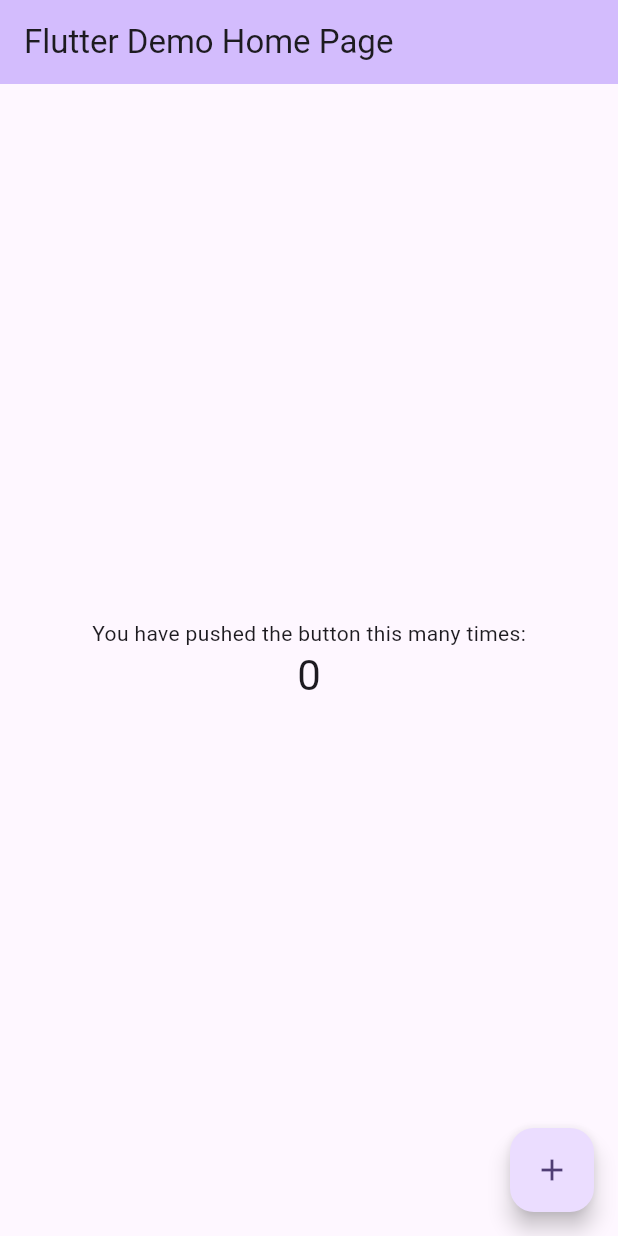
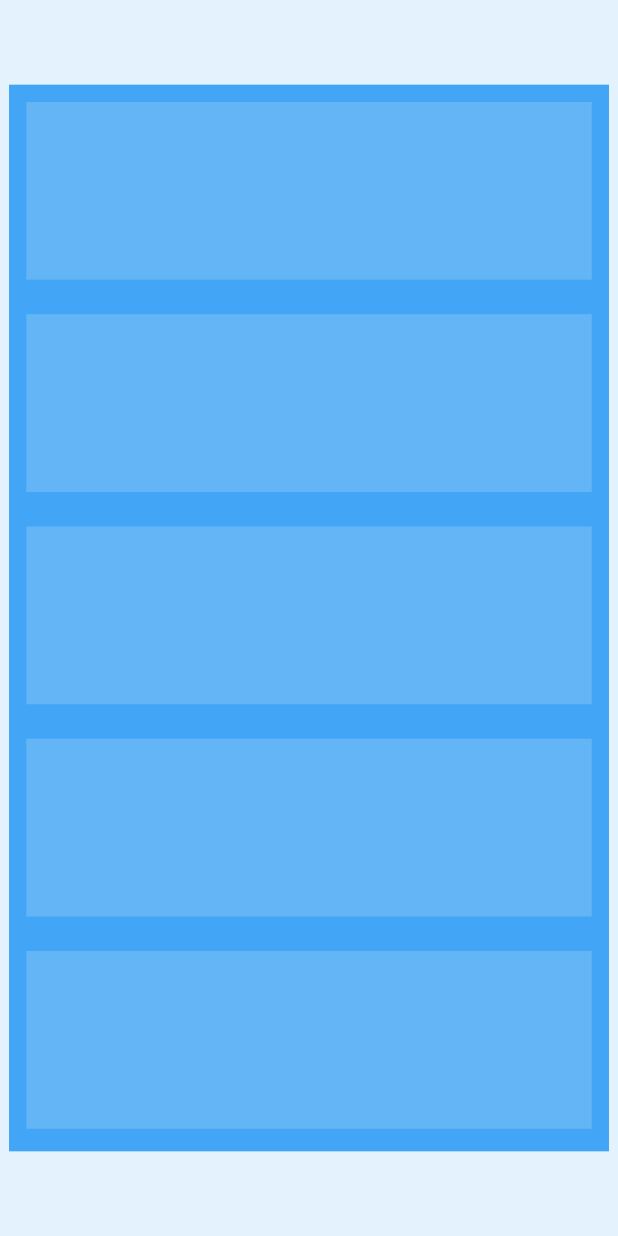
Before and after one commit to Nutrition-Track/voltamobile, a Flutter app: the screen it shows after launch, on a phone screen of 412 x 824 dp. Run offline on Flutter 3.47's test engine with Material 3 defaults, Android fonts, the phone set to English and light mode, and no system bars.

Commit message:
added phone ratio and simple elements

```diff
--- a/lib/main.dart
+++ b/lib/main.dart
@@ -1,125 +1,69 @@
 import 'package:flutter/material.dart';
+void main() => runApp(const SelectionContainerDisabledExampleApp());
 
-void main() {
-  runApp(const MyApp());
-}
+class SelectionContainerDisabledExampleApp extends StatelessWidget {
+  const SelectionContainerDisabledExampleApp({super.key});
 
-class MyApp extends StatelessWidget {
-  const MyApp({super.key});
-
-  // This widget is the root of your application.
   @override
   Widget build(BuildContext context) {
-    return MaterialApp(
-      title: 'Flutter Demo',
-      theme: ThemeData(
-        // This is the theme of your application.
-        //
-        // TRY THIS: Try running your application with "flutter run". You'll see
-        // the application has a purple toolbar. Then, without quitting the app,
-        // try changing the seedColor in the colorScheme below to Colors.green
-        // and then invoke "hot reload" (save your changes or press the "hot
-        // reload" button in a Flutter-supported IDE, or press "r" if you used
-        // the command line to start the app).
-        //
-        // Notice that the counter didn't reset back to zero; the application
-        // state is not lost during the reload. To reset the state, use hot
-        // restart instead.
-        //
-        // This works for code too, not just values: Most code changes can be
-        // tested with just a hot reload.
-        colorScheme: ColorScheme.fromSeed(seedColor: Colors.deepPurple),
-        useMaterial3: true,
-      ),
-      home: const MyHomePage(title: 'Flutter Demo Home Page'),
+    var aspectratio = 16/9;
+    var uielementpadding = 11.5;
+    return Center(
+      child: Container(
+        color: Colors.blue[50],
+        child: Center(
+          child: Container(
+            width: 400,
+            height: 400 * aspectratio,
+            alignment: Alignment.topLeft,
+            color: Colors.blue[400],
+            child: Column(
+            children: [
+              Padding(
+                padding: EdgeInsets.all(uielementpadding),
+                child: Container(
+                  width: 380,
+                  height: (400 * aspectratio) / 6,
+                  color: Colors.blue[300],
+                )
+              ),
+              Padding(
+                padding: EdgeInsets.all(uielementpadding),
+                child: Container(
+                  width: 380,
+                  height: (400 * aspectratio) / 6,
+                  color: Colors.blue[300],
+                ),
+              ),
+              Padding(
+                padding: EdgeInsets.all(uielementpadding),
+                child: Container(
+                  width: 380,
+                  height: (400 * aspectratio) / 6,
+                  color: Colors.blue[300],
+                ),
+              ),
+              Padding(
+                padding: EdgeInsets.all(uielementpadding),
+                child: Container(
+                  width: 380,
+                  height: (400 * aspectratio) / 6,
+                  color: Colors.blue[300],
+                ),
+              ),
+              Padding(
+                padding: EdgeInsets.all(uielementpadding),
+                child: Container(
+                  width: 380,
+                  height: (400 * aspectratio) / 6,
+                  color: Colors.blue[300],
+                ),
+              )
+            ]
+            )
+          )
+        )
+      )
     );
   }
 }
-
-class MyHomePage extends StatefulWidget {
-  const MyHomePage({super.key, required this.title});
-
-  // This widget is the home page of your application. It is stateful, meaning
-  // that it has a State object (defined below) that contains fields that affect
-  // how it looks.
-
-  // This class is the configuration for the state. It holds the values (in this
-  // case the title) provided by the parent (in this case the App widget) and
-  // used by the build method of the State. Fields in a Widget subclass are
-  // always marked "final".
-
-  final String title;
-
-  @override
-  State<MyHomePage> createState() => _MyHomePageState();
-}
-
-class _MyHomePageState extends State<MyHomePage> {
-  int _counter = 0;
-
-  void _incrementCounter() {
-    setState(() {
-      // This call to setState tells the Flutter framework that something has
-      // changed in this State, which causes it to rerun the build method below
-      // so that the display can reflect the updated values. If we changed
-      // _counter without calling setState(), then the build method would not be
-      // called again, and so nothing would appear to happen.
-      _counter++;
-    });
-  }
-
-  @override
-  Widget build(BuildContext context) {
-    // This method is rerun every time setState is called, for instance as done
-    // by the _incrementCounter method above.
-    //
-    // The Flutter framework has been optimized to make rerunning build methods
-    // fast, so that you can just rebuild anything that needs updating rather
-    // than having to individually change instances of widgets.
-    return Scaffold(
-      appBar: AppBar(
-        // TRY THIS: Try changing the color here to a specific color (to
-        // Colors.amber, perhaps?) and trigger a hot reload to see the AppBar
-        // change color while the other colors stay the same.
-        backgroundColor: Theme.of(context).colorScheme.inversePrimary,
-        // Here we take the value from the MyHomePage object that was created by
-        // the App.build method, and use it to set our appbar title.
-        title: Text(widget.title),
-      ),
-      body: Center(
-        // Center is a layout widget. It takes a single child and positions it
-        // in the middle of the parent.
-        child: Column(
-          // Column is also a layout widget. It takes a list of children and
-          // arranges them vertically. By default, it sizes itself to fit its
-          // children horizontally, and tries to be as tall as its parent.
-          //
-          // Column has various properties to control how it sizes itself and
-          // how it positions its children. Here we use mainAxisAlignment to
-          // center the children vertically; the main axis here is the vertical
-          // axis because Columns are vertical (the cross axis would be
-          // horizontal).
-          //
-          // TRY THIS: Invoke "debug painting" (choose the "Toggle Debug Paint"
-          // action in the IDE, or press "p" in the console), to see the
-          // wireframe for each widget.
-          mainAxisAlignment: MainAxisAlignment.center,
-          children: <Widget>[
-            const Text(
-              'You have pushed the button this many times:',
-            ),
-            Text(
-              '$_counter',
-              style: Theme.of(context).textTheme.headlineMedium,
-            ),
-          ],
-        ),
-      ),
-      floatingActionButton: FloatingActionButton(
-        onPressed: _incrementCounter,
-        tooltip: 'Increment',
-        child: const Icon(Icons.add),
-      ), // This trailing comma makes auto-formatting nicer for build methods.
-    );
-  }
-}
```
